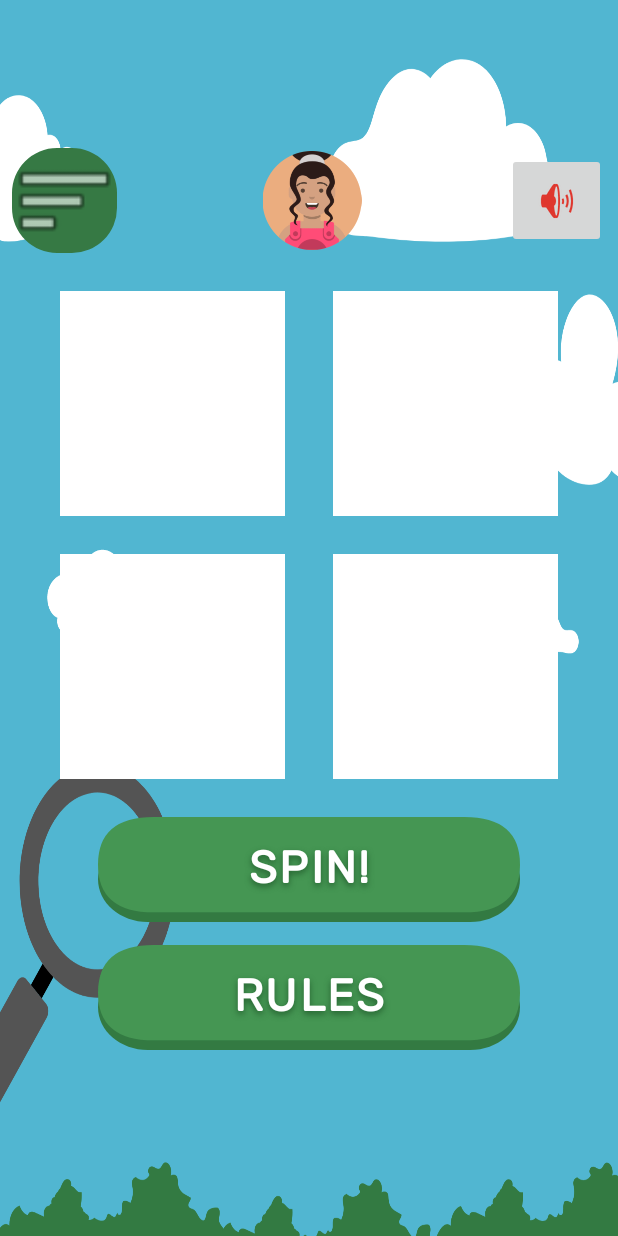
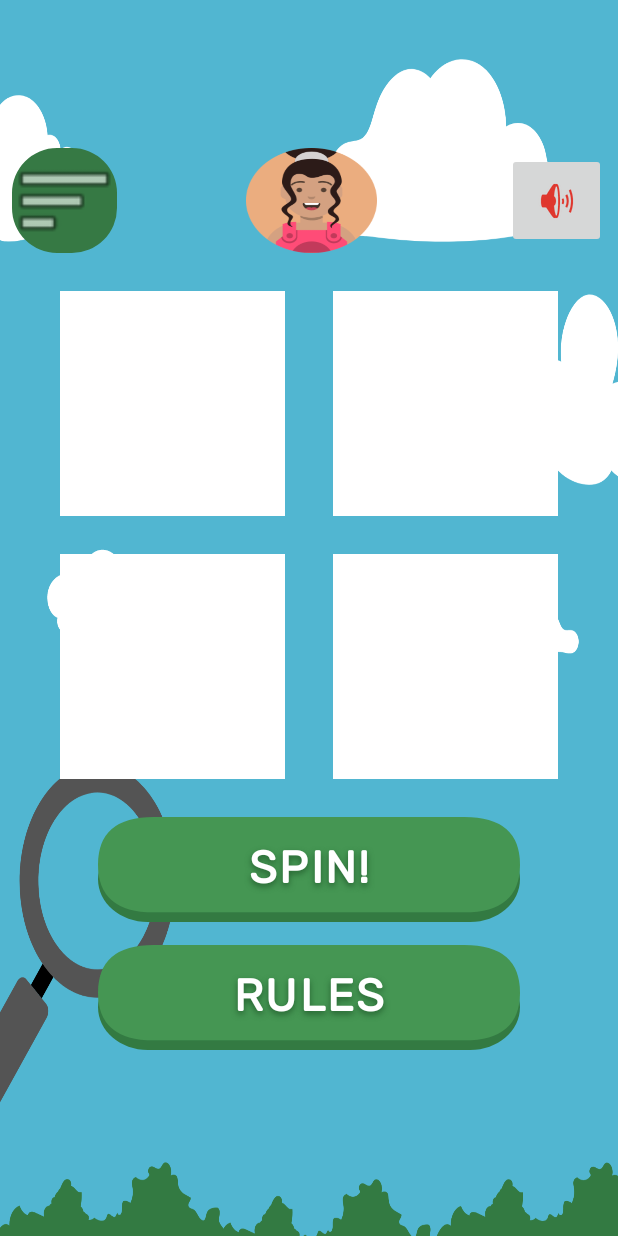
Before and after one commit to GroupA-SODV2999-CapstoneProject/FindAndPlay, an Android app: the SlotMachine screen opened directly, with no data from a screen before it, on a phone screen of 412 x 824 dp. Run offline under Robolectric (Android 15) with nearby library versions, the phone set to English and light mode, and no system bars; our stand-ins replace Firebase (no records; nobody signed in at launch, a user with empty details on screens opened directly), Picasso; pictures from the network do not load.

Commit message:
Updated profile pic

```diff
--- a/app/src/main/java/com/hfad/findandplayA/SlotMachine.java
+++ b/app/src/main/java/com/hfad/findandplayA/SlotMachine.java
@@ -76,6 +76,9 @@ public class SlotMachine extends FindAndPlay_ParentClass implements View.OnClick
         spinBtn.setOnClickListener(this);
         startBtn.setOnClickListener(this);
 
+        final Intent intent = getIntent();
+        String kid = intent.getStringExtra("kid");
+
         ImageView audioBtn = (ImageView) findViewById(R.id.audioBtn);
         audioBtn.setOnClickListener(ref -> {
             audioOn = !audioOn;
@@ -88,6 +91,7 @@ public class SlotMachine extends FindAndPlay_ParentClass implements View.OnClick
             @Override
             public void onClick(View view) {
                 Intent intent = new Intent(SlotMachine.this, ProfileView.class);
+                intent.putExtra("kid", kid);
                 startActivity(intent);
             }
         });
@@ -98,7 +102,10 @@ public class SlotMachine extends FindAndPlay_ParentClass implements View.OnClick
         rulesBtn.setOnClickListener(view -> showDialog());
 
         init_BurgerMenuButton();
+
+        profilePic(kid);
     }
+
 
     private void showDialog() {
         Dialog dialog = new Dialog(this);
@@ -404,4 +411,25 @@ public class SlotMachine extends FindAndPlay_ParentClass implements View.OnClick
     }
 
     //TODO Method needed to assign playItems to each child in the current group
+
+    // Update Profile Pic
+    private void profilePic(String kid) {
+        try{
+            if (kid.equals("kid1")){
+                profileOpen.setBackgroundResource(R.drawable.kid1);
+            }else if (kid.equals("kid2")){
+                profileOpen.setBackgroundResource(R.drawable.kid2);
+            }else if (kid.equals("kid3")){
+                profileOpen.setBackgroundResource(R.drawable.kid3);
+            }else if (kid.equals("kid4")){
+                profileOpen.setBackgroundResource(R.drawable.kid4);
+            }else if (kid.equals("kid5")){
+                profileOpen.setBackgroundResource(R.drawable.kid5);
+            }else if (kid.equals("kid6")){
+                profileOpen.setBackgroundResource(R.drawable.kid6);
+            }
+        }catch (Exception e){
+            Log.d(TAG, "Oops");
+        }
+    }
 }
--- a/app/src/main/res/layout-sw600dp/activity_profile_view.xml
+++ b/app/src/main/res/layout-sw600dp/activity_profile_view.xml
@@ -52,7 +52,7 @@
             android:layout_width="300dp"
             android:layout_height="300dp"
             android:layout_weight="2"
-            app:srcCompat="@drawable/kid1" />
+            android:background="@drawable/kid1" />
     </LinearLayout>
 
     <Button
@@ -77,7 +77,6 @@
         android:layout_width="227dp"
         android:layout_height="67dp"
         android:layout_marginTop="8dp"
-        android:text="Player Name"
         android:textSize="34sp"
         android:textStyle="bold"
         app:layout_constraintEnd_toEndOf="parent"
@@ -89,7 +88,6 @@
         android:id="@+id/score"
         android:layout_width="143dp"
         android:layout_height="65dp"
-        android:text="Score:"
         android:textSize="34sp"
         android:textStyle="bold"
         app:layout_constraintEnd_toEndOf="parent"
--- a/app/src/main/res/layout-sw600dp/activity_slot_machinev2.xml
+++ b/app/src/main/res/layout-sw600dp/activity_slot_machinev2.xml
@@ -103,13 +103,13 @@
 
                         <ImageView
                             android:id="@+id/profileOpen"
-                            android:layout_width="wrap_content"
-                            android:layout_height="160dp"
+                            android:layout_width="93dp"
+                            android:layout_height="214dp"
                             android:layout_weight="1"
+                            android:background="@drawable/kid1"
                             android:clickable="true"
                             app:layout_constraintEnd_toEndOf="parent"
                             app:layout_constraintStart_toStartOf="parent"
-                            app:srcCompat="@drawable/kid1"
                             tools:ignore="SpeakableTextPresentCheck" />
 
                         <TextView
--- a/app/src/main/res/layout/activity_profile_view.xml
+++ b/app/src/main/res/layout/activity_profile_view.xml
@@ -51,7 +51,7 @@
             android:layout_width="228dp"
             android:layout_height="match_parent"
             android:layout_weight="2"
-            app:srcCompat="@drawable/kid1" />
+            android:background="@drawable/kid1" />
     </LinearLayout>
 
     <Button
@@ -72,7 +72,6 @@
         android:layout_width="wrap_content"
         android:layout_height="32dp"
         android:layout_marginTop="20dp"
-        android:text="Player Name"
         android:textSize="24sp"
         android:textStyle="bold"
         app:layout_constraintEnd_toEndOf="parent"
@@ -85,7 +84,6 @@
         android:layout_width="wrap_content"
         android:layout_height="wrap_content"
         android:layout_marginBottom="36dp"
-        android:text="Score:"
         android:textSize="24sp"
         android:textStyle="bold"
         app:layout_constraintBottom_toTopOf="@+id/save_btn"
--- a/app/src/main/res/layout/activity_slot_machinev2.xml
+++ b/app/src/main/res/layout/activity_slot_machinev2.xml
@@ -103,12 +103,12 @@
 
                         <ImageView
                             android:id="@+id/profileOpen"
-                            android:layout_width="wrap_content"
-                            android:layout_height="66dp"
+                            android:layout_width="1dp"
+                            android:layout_height="match_parent"
                             android:layout_weight="1"
+                            android:background="@drawable/kid1"
                             app:layout_constraintEnd_toEndOf="parent"
-                            app:layout_constraintStart_toStartOf="parent"
-                            app:srcCompat="@drawable/kid1" />
+                            app:layout_constraintStart_toStartOf="parent" />
 
                         <TextView
                             android:id="@+id/textView6"
```
Also changed, not shown: app/src/main/java/com/hfad/findandplayA/ProfilePics.java (+19 -0 lines), app/src/main/java/com/hfad/findandplayA/ProfileView.java (+27 -2 lines).
